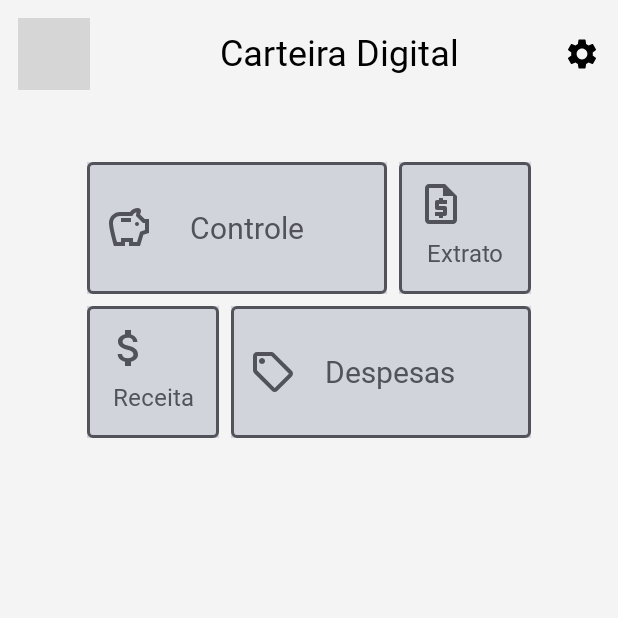
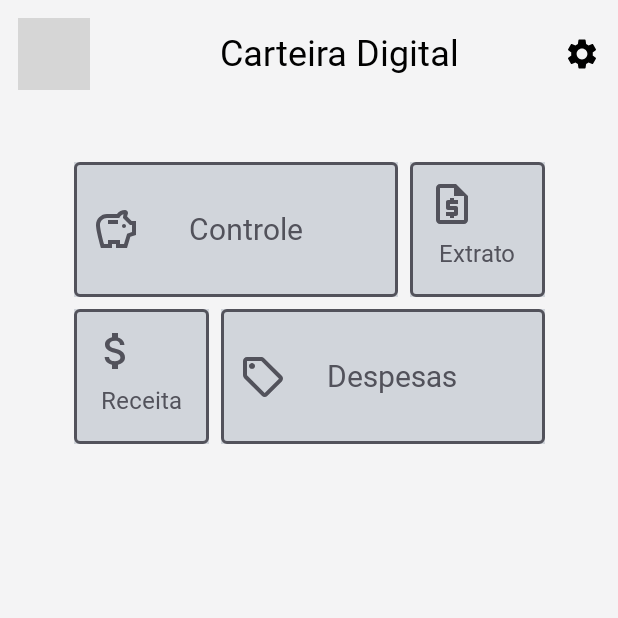
Before and after one commit to ayanokoujifl/wallet-control, an Android app built with Jetpack Compose: the screen it shows after launch (MainActivity), on a phone screen of 412 x 824 dp, the top half of it. Run offline under Robolectric (Android 15) with nearby library versions, the phone set to English and light mode, and no system bars; Roboto replaces fonts that are not available here; grey boxes are pictures that could not be loaded.

Commit message:
initial animation click card

```diff
--- a/app/src/main/java/com/ayanokoujifl/walletcontrol/ui/components/Card.kt
+++ b/app/src/main/java/com/ayanokoujifl/walletcontrol/ui/components/Card.kt
@@ -2,16 +2,16 @@ package com.ayanokoujifl.walletcontrol.ui.components
 
 import androidx.compose.foundation.background
 import androidx.compose.foundation.border
-import androidx.compose.foundation.layout.Box
-import androidx.compose.foundation.layout.Column
-import androidx.compose.foundation.layout.fillMaxWidth
-import androidx.compose.foundation.layout.padding
-import androidx.compose.foundation.layout.size
+import androidx.compose.foundation.interaction.MutableInteractionSource
+import androidx.compose.foundation.interaction.collectIsPressedAsState
+import androidx.compose.foundation.layout.*
 import androidx.compose.foundation.shape.RoundedCornerShape
 import androidx.compose.material3.Icon
 import androidx.compose.material3.MaterialTheme
 import androidx.compose.material3.Text
 import androidx.compose.runtime.Composable
+import androidx.compose.runtime.getValue
+import androidx.compose.runtime.remember
 import androidx.compose.ui.Alignment
 import androidx.compose.ui.Modifier
 import androidx.compose.ui.draw.clip
@@ -29,7 +29,8 @@ fun Card(
     modifier: Modifier = Modifier,
     cardIcon: ImageVector,
     cardContent: String,
-    layout: CardLayout = CardLayout.HORIZONTAL
+    layout: CardLayout = CardLayout.HORIZONTAL,
+    onClick: () -> Unit = {}
 ) {
 
     when (layout) {
@@ -46,9 +47,15 @@ private fun HorizontalCard(
     cardIcon: ImageVector,
     cardContent: String
 ) {
+    val interactionSource = remember { MutableInteractionSource() }
+    val isPressed by interactionSource.collectIsPressedAsState()
+
+    val defaultColor = MaterialTheme.colorScheme.secondary
+    val pressedColor = MaterialTheme.colorScheme.tertiary
+
     Box(
         modifier
-            .size(200.dp, 88.dp)
+            .size(216.dp, 90.dp)
             .background(color = MaterialTheme.colorScheme.secondary)
             .border(
                 color = MaterialTheme.colorScheme.tertiary,
@@ -88,7 +95,7 @@ private fun VerticalCard(
 ) {
     Column(
         modifier
-            .size(88.dp, 88.dp)
+            .size(90.dp)
             .background(color = MaterialTheme.colorScheme.secondary)
             .border(
                 color = MaterialTheme.colorScheme.tertiary,
@@ -111,7 +118,10 @@ private fun VerticalCard(
             style = MaterialTheme.typography.displayMedium,
             color = MaterialTheme.colorScheme.tertiary,
             textAlign = TextAlign.Center,
-            modifier = Modifier.weight(1f).padding( top = 8.dp, bottom = 12.dp).fillMaxWidth()
+            modifier = Modifier
+                .weight(1f)
+                .padding(top = 8.dp, bottom = 12.dp)
+                .fillMaxWidth()
         )
 
     }
```
